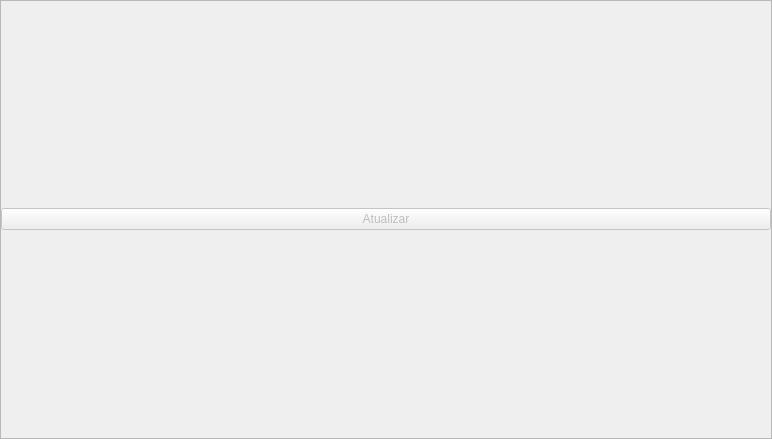
Old version of the form ui/widgetgalpaopeso.ui in the repository darktorres/ERP-STACCATO.
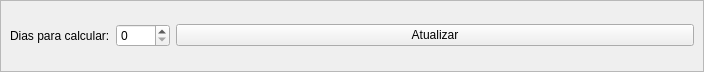
New version of the form.

Commit message: Mostrar uma barra de progresso enquanto atualiza gráfico do galpão

```diff
--- a/ui/widgetgalpaopeso.ui
+++ b/ui/widgetgalpaopeso.ui
@@ -6,8 +6,8 @@
    <rect>
     <x>0</x>
     <y>0</y>
-    <width>772</width>
-    <height>439</height>
+    <width>704</width>
+    <height>72</height>
    </rect>
   </property>
   <property name="windowTitle">
@@ -38,27 +38,45 @@
       <enum>QFrame::Raised</enum>
      </property>
      <layout class="QGridLayout" name="gridLayout_2">
-      <property name="leftMargin">
-       <number>0</number>
-      </property>
-      <property name="topMargin">
-       <number>0</number>
-      </property>
-      <property name="rightMargin">
-       <number>0</number>
-      </property>
-      <property name="bottomMargin">
-       <number>0</number>
-      </property>
       <item row="0" column="0">
+       <layout class="QHBoxLayout" name="horizontalLayout">
+        <item>
+         <widget class="QLabel" name="label">
+          <property name="sizePolicy">
+           <sizepolicy hsizetype="Maximum" vsizetype="Preferred">
+            <horstretch>0</horstretch>
+            <verstretch>0</verstretch>
+           </sizepolicy>
+          </property>
+          <property name="text">
+           <string>Dias para calcular:</string>
+          </property>
+         </widget>
+        </item>
+        <item>
+         <widget class="QSpinBox" name="spinBoxDias">
+          <property name="sizePolicy">
+           <sizepolicy hsizetype="Maximum" vsizetype="Fixed">
+            <horstretch>0</horstretch>
+            <verstretch>0</verstretch>
+           </sizepolicy>
+          </property>
+          <property name="maximum">
+           <number>9999</number>
+          </property>
+         </widget>
+        </item>
+        <item>
        <widget class="QPushButton" name="pushButtonAtualizar">
         <property name="enabled">
-         <bool>false</bool>
+           <bool>true</bool>
         </property>
         <property name="text">
          <string>Atualizar</string>
         </property>
        </widget>
+        </item>
+       </layout>
       </item>
      </layout>
     </widget>
```
Lines whose indentation alone changed are shown as unchanged. The commit also changes 2 other files.
